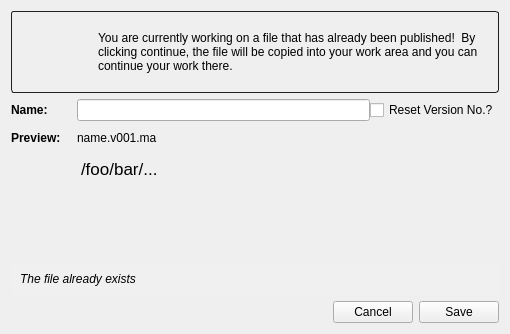
This is resources/save_as_form.ui in shotgunsoftware/tk-multi-workfiles2 as Qt 5 draws it before an edit. The edited form follows.
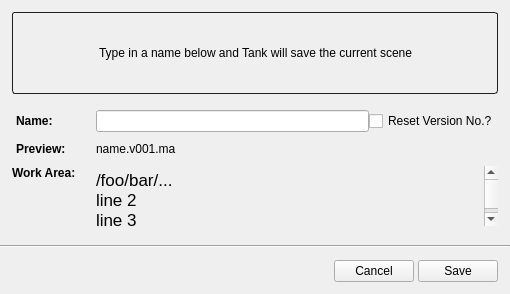
This is the edited form. Icons and pictures are not drawn.

Commit message: Various changes and improvements to the tank save-as dialog

```diff
--- a/resources/save_as_form.ui
+++ b/resources/save_as_form.ui
@@ -7,13 +7,13 @@
     <x>0</x>
     <y>0</y>
     <width>510</width>
-    <height>334</height>
+    <height>294</height>
    </rect>
   </property>
   <property name="minimumSize">
    <size>
     <width>510</width>
-    <height>300</height>
+    <height>0</height>
    </size>
   </property>
   <property name="maximumSize">
@@ -25,7 +25,30 @@
   <property name="windowTitle">
    <string>Form</string>
   </property>
-  <layout class="QVBoxLayout" name="verticalLayout" stretch="0,0,1,0,0">
+  <layout class="QVBoxLayout" name="verticalLayout" stretch="0,1,0,0">
+   <property name="spacing">
+    <number>4</number>
+   </property>
+   <property name="margin">
+    <number>0</number>
+   </property>
+   <item>
+    <layout class="QVBoxLayout" name="verticalLayout_2">
+     <property name="spacing">
+      <number>16</number>
+     </property>
+     <property name="leftMargin">
+      <number>12</number>
+     </property>
+     <property name="topMargin">
+      <number>12</number>
+     </property>
+     <property name="rightMargin">
+      <number>12</number>
+     </property>
+     <property name="bottomMargin">
+      <number>4</number>
+     </property>
    <item>
     <widget class="QFrame" name="header_frame">
      <property name="styleSheet">
@@ -77,7 +100,7 @@
       <item>
        <widget class="QLabel" name="header_label">
         <property name="text">
-         <string>You are currently working on a file that has already been published!  By clicking continue, the file will be copied into your work area and you can continue your work there.</string>
+           <string>Type in a name below and Tank will save the current scene</string>
         </property>
         <property name="wordWrap">
          <bool>true</bool>
@@ -97,6 +120,9 @@
      </property>
      <item row="0" column="1">
       <layout class="QHBoxLayout" name="horizontalLayout_4">
+         <property name="leftMargin">
+          <number>4</number>
+         </property>
        <item>
         <widget class="QLineEdit" name="name_edit">
          <property name="maximumSize">
@@ -133,6 +159,9 @@
        <property name="alignment">
         <set>Qt::AlignLeading|Qt::AlignLeft|Qt::AlignVCenter</set>
        </property>
+         <property name="indent">
+          <number>4</number>
+         </property>
       </widget>
      </item>
      <item row="1" column="1">
@@ -140,6 +169,9 @@
        <property name="text">
         <string>name.v001.ma</string>
        </property>
+         <property name="indent">
+          <number>4</number>
+         </property>
       </widget>
      </item>
      <item row="2" column="1">
@@ -159,9 +191,16 @@
          <height>0</height>
         </size>
        </property>
+         <property name="maximumSize">
+          <size>
+           <width>16777215</width>
+           <height>60</height>
+          </size>
+         </property>
        <property name="styleSheet">
         <string notr="true">QTextEdit {
-background-color: rgb(0,0,0,0)
+background-color: rgb(0,0,0,0);
+border-style: none;
 }</string>
        </property>
        <property name="frameShape">
@@ -174,7 +213,7 @@
         <number>0</number>
        </property>
        <property name="verticalScrollBarPolicy">
-        <enum>Qt::ScrollBarAlwaysOff</enum>
+          <enum>Qt::ScrollBarAsNeeded</enum>
        </property>
        <property name="horizontalScrollBarPolicy">
         <enum>Qt::ScrollBarAlwaysOff</enum>
@@ -187,7 +226,9 @@
 &lt;html&gt;&lt;head&gt;&lt;meta name=&quot;qrichtext&quot; content=&quot;1&quot; /&gt;&lt;style type=&quot;text/css&quot;&gt;
 p, li { white-space: pre-wrap; }
 &lt;/style&gt;&lt;/head&gt;&lt;body style=&quot; font-family:'Lucida Grande'; font-size:13pt; font-weight:400; font-style:normal;&quot;&gt;
-&lt;p style=&quot; margin-top:0px; margin-bottom:0px; margin-left:0px; margin-right:0px; -qt-block-indent:0; text-indent:0px;&quot;&gt;/foo/bar/...&lt;/p&gt;&lt;/body&gt;&lt;/html&gt;</string>
+&lt;p style=&quot; margin-top:0px; margin-bottom:0px; margin-left:0px; margin-right:0px; -qt-block-indent:0; text-indent:0px;&quot;&gt;/foo/bar/...&lt;/p&gt;
+&lt;p style=&quot; margin-top:0px; margin-bottom:0px; margin-left:0px; margin-right:0px; -qt-block-indent:0; text-indent:0px;&quot;&gt;line 2&lt;/p&gt;
+&lt;p style=&quot; margin-top:0px; margin-bottom:0px; margin-left:0px; margin-right:0px; -qt-block-indent:0; text-indent:0px;&quot;&gt;line 3&lt;/p&gt;&lt;/body&gt;&lt;/html&gt;</string>
        </property>
        <property name="acceptRichText">
         <bool>true</bool>
@@ -202,7 +243,28 @@
        <property name="alignment">
         <set>Qt::AlignLeading|Qt::AlignLeft|Qt::AlignVCenter</set>
        </property>
-      </widget>
+         <property name="indent">
+          <number>4</number>
+         </property>
+        </widget>
+       </item>
+       <item row="2" column="0">
+        <widget class="QLabel" name="label_6">
+         <property name="text">
+          <string>&lt;html&gt;&lt;head/&gt;&lt;body&gt;&lt;p&gt;&lt;span style=&quot; font-weight:600;&quot;&gt;Work Area:&lt;/span&gt;&lt;/p&gt;&lt;/body&gt;&lt;/html&gt;</string>
+         </property>
+         <property name="alignment">
+          <set>Qt::AlignLeading|Qt::AlignLeft|Qt::AlignTop</set>
+         </property>
+         <property name="margin">
+          <number>4</number>
+         </property>
+         <property name="indent">
+          <number>0</number>
+         </property>
+        </widget>
+       </item>
+      </layout>
      </item>
     </layout>
    </item>
@@ -214,47 +276,32 @@
      <property name="sizeHint" stdset="0">
       <size>
        <width>20</width>
-       <height>40</height>
+       <height>1</height>
       </size>
      </property>
     </spacer>
    </item>
    <item>
-    <widget class="QFrame" name="msg_frame">
-     <property name="styleSheet">
-      <string notr="true">#msg_frame {
-border-style: none;
-border-radius: 3;
-border-width: 1;
-border-color: rgb(128,128,128);
-background-color: rgb(255, 255, 255, 16);
-}</string>
+    <widget class="Line" name="break_line">
+     <property name="orientation">
+      <enum>Qt::Horizontal</enum>
      </property>
-     <property name="frameShape">
-      <enum>QFrame::StyledPanel</enum>
-     </property>
-     <property name="frameShadow">
-      <enum>QFrame::Raised</enum>
-     </property>
-     <layout class="QHBoxLayout" name="horizontalLayout">
-      <item>
-       <widget class="QLabel" name="warning_label">
-        <property name="text">
-         <string>&lt;html&gt;&lt;head/&gt;&lt;body&gt;&lt;p&gt;&lt;span style=&quot; font-style:italic;&quot;&gt;The file already exists&lt;/span&gt;&lt;/p&gt;&lt;/body&gt;&lt;/html&gt;</string>
-        </property>
-        <property name="alignment">
-         <set>Qt::AlignJustify|Qt::AlignTop</set>
-        </property>
-        <property name="wordWrap">
-         <bool>true</bool>
-        </property>
-       </widget>
-      </item>
-     </layout>
     </widget>
    </item>
    <item>
     <layout class="QHBoxLayout" name="horizontalLayout_3">
+     <property name="leftMargin">
+      <number>12</number>
+     </property>
+     <property name="topMargin">
+      <number>8</number>
+     </property>
+     <property name="rightMargin">
+      <number>12</number>
+     </property>
+     <property name="bottomMargin">
+      <number>12</number>
+     </property>
      <item>
       <spacer name="horizontalSpacer">
        <property name="orientation">
```
Left out of the diff: 1 changed line with no effect on the pictures. Lines whose indentation alone changed are shown as unchanged. The commit also changes 3 other files.
